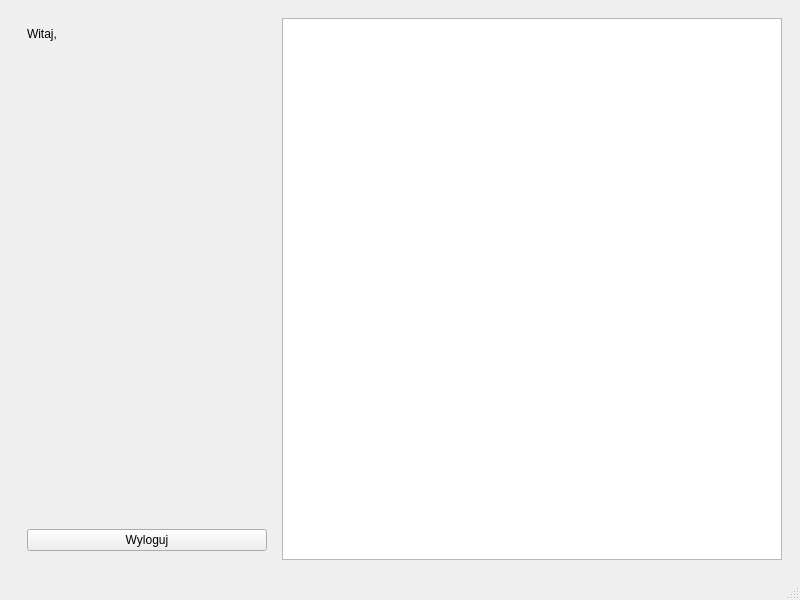
Before: the Qt Designer form mainwindow.ui in Antek-Rogowski/KorepetycjeApp, drawn with Qt 5.
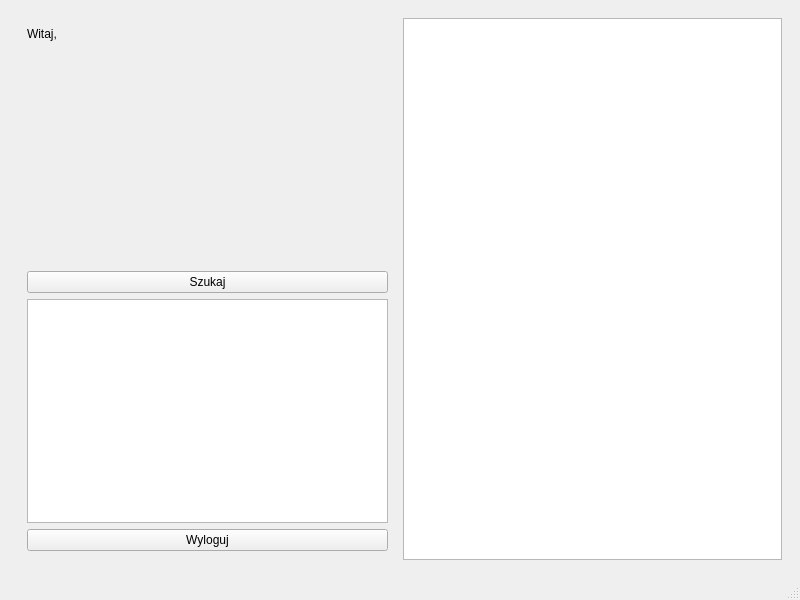
After: the same form once the commit is applied. The open tabs and pages were chosen to show the change.

```diff
--- a/mainwindow.ui
+++ b/mainwindow.ui
@@ -126,11 +126,21 @@
              <property name="sizeHint" stdset="0">
               <size>
                <width>20</width>
-               <height>448</height>
+               <height>224</height>
               </size>
              </property>
             </spacer>
            </item>
+           <item>
+            <widget class="QPushButton" name="searchButton">
+             <property name="text">
+              <string>Szukaj</string>
+             </property>
+            </widget>
+           </item>
+           <item>
+            <widget class="QListWidget" name="discoveredUsersList"/>
+           </item>
            <item>
             <widget class="QPushButton" name="logoutButton">
              <property name="text">
```
Left out of the diff: 2 changed lines with no effect on the pictures.
